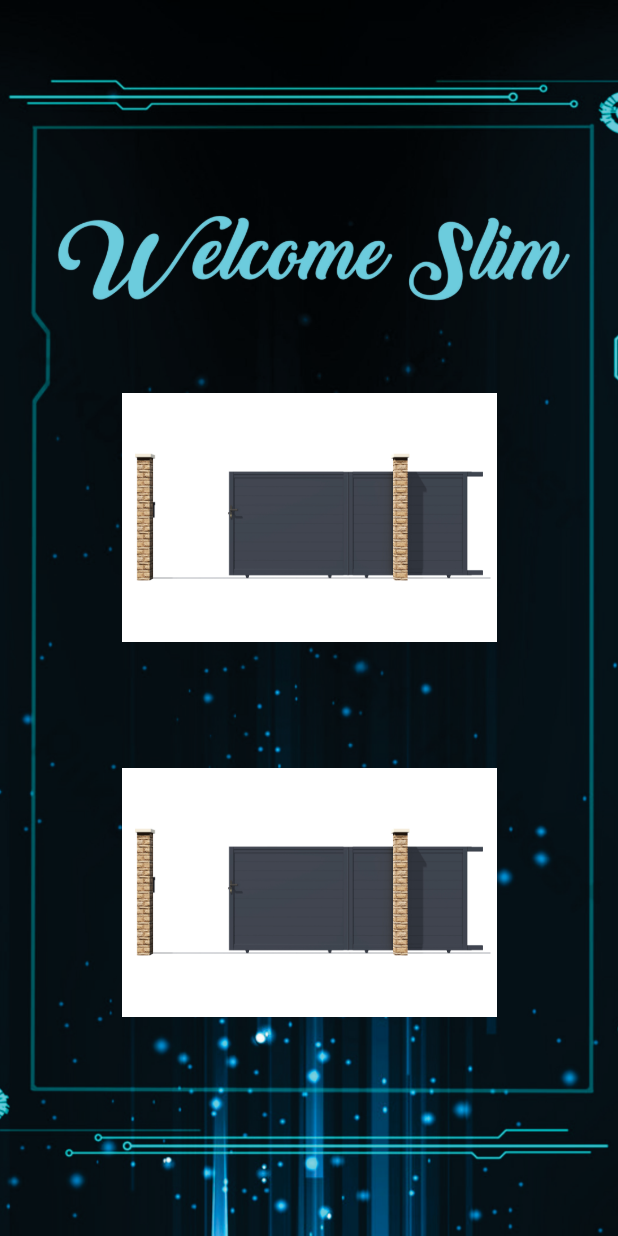
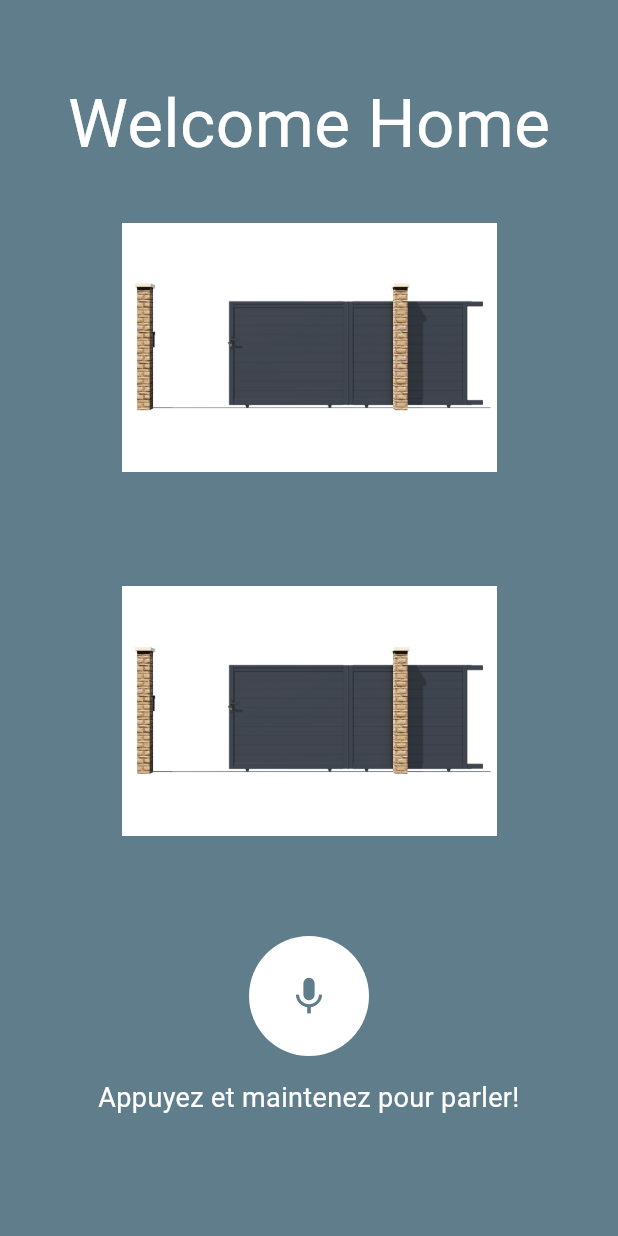
Before and after one commit to AymanBenAmor/Home-AutoDoor-App, a Flutter app: the screen it shows after launch, on a phone screen of 412 x 824 dp. Run offline on Flutter 3.47's test engine with Material 3 defaults, Android fonts, the phone set to English and light mode, and no system bars; our stand-ins replace connectivity_plus, firebase_core, firebase_database, speech_to_text; accounts and stored records are empty.

Commit message:
adding chatbot to open and close

```diff
--- a/PortailCoulissant_mobile/lib/main.dart
+++ b/PortailCoulissant_mobile/lib/main.dart
@@ -2,6 +2,7 @@ import 'package:flutter/material.dart';
 import 'package:firebase_core/firebase_core.dart';
 import 'package:firebase_database/firebase_database.dart';
 import 'package:connectivity_plus/connectivity_plus.dart';
+import 'package:speech_to_text/speech_to_text.dart' as stt;
 
 void main() async {
   WidgetsFlutterBinding.ensureInitialized();
@@ -26,8 +27,14 @@ class HomePage extends StatefulWidget {
 }
 
 class _HomePageState extends State<HomePage> {
-  final DatabaseReference _dbRef = FirebaseDatabase.instance.ref(); // Firebase Database reference
+  final DatabaseReference _dbRef = FirebaseDatabase.instance.ref();
   String _firebaseValue = "Aucune donnée"; // Current Firebase value
+
+  late stt.SpeechToText _speech;
+  bool _isListening = false;
+  String _text = "Appuyez et maintenez pour parler!";
+  double _confidence = 1.0;
+  double _buttonRadius = 40; // Default button radius
 
   // Method to change the value of 'state' in Firebase
   void _updateStateInFirebase(String newState) {
@@ -39,7 +46,8 @@ class _HomePageState extends State<HomePage> {
   // Function to check internet connection
   Future<bool> _checkInternetConnection() async {
     final result = await Connectivity().checkConnectivity();
-    return (result == ConnectivityResult.mobile || result == ConnectivityResult.wifi);
+    return (result == ConnectivityResult.mobile ||
+        result == ConnectivityResult.wifi);
   }
 
   // Show alert dialog
@@ -67,7 +75,7 @@ class _HomePageState extends State<HomePage> {
   void _showSnackbar(String message) {
     final snackBar = SnackBar(
       content: Text(message),
-      duration: Duration(seconds: 3), // Display the Snackbar for 2 seconds
+      duration: Duration(seconds: 3), // Display the Snackbar for 3 seconds
       behavior: SnackBarBehavior.floating,
       margin: EdgeInsets.all(16), // Optional: set margin to avoid edges
     );
@@ -79,7 +87,10 @@ class _HomePageState extends State<HomePage> {
   void initState() {
     super.initState();
 
-    // Read data in real time from Firebase
+    // Initialize speech recognition
+    _speech = stt.SpeechToText();
+
+    // Read data in real-time from Firebase
     _dbRef.child('state').onValue.listen((event) {
       setState(() {
         _firebaseValue = event.snapshot.value != null
@@ -89,9 +100,7 @@ class _HomePageState extends State<HomePage> {
     });
   }
 
-
-
-// Handler for image tap
+  // Handler for image tap
   Future<void> _handleImageTap(String action) async {
     if (await _checkInternetConnection()) {
       // Update the state in Firebase
@@ -103,24 +112,79 @@ class _HomePageState extends State<HomePage> {
 
       _updateStateInFirebase("null");
     } else {
-      _showAlert("No internet connection. Please connect to the internet or try again later.");
+      _showAlert(
+          "No internet connection. Please connect to the internet or try again later.");
     }
   }
 
+  Future<void> _startListening() async {
+    try {
+      bool available = await _speech.initialize(
+        onStatus: (status) => print('onStatus: $status'),
+        onError: (error) => print('onError: $error'),
+      );
+      if (available) {
+        setState(() {
+          _isListening = true;
+          _buttonRadius = 60; // Grow the button radius on press
+        });
+
+        _speech.listen(
+          onResult: (val) => setState(() {
+            _text = val.recognizedWords;
+            if (val.hasConfidenceRating && val.confidence > 0) {
+              _confidence = val.confidence;
+            }
+          }),
+          localeId: 'ar_AR', // Set the locale to Arabic
+        );
+      } else {
+        print("Speech recognition not available.");
+      }
+    } catch (e) {
+      print("Speech recognition error: $e");
+    }
+  }
+
+  void _stopListening() {
+    _speech.stop();
+    setState(() {
+      _isListening = false;
+      _buttonRadius = 40; // Shrink the button radius on release
+    });
+
+
+
+    // Delay to reset _text after 3 seconds when stop listening
+    Future.delayed(Duration(seconds: 3), () {
+      if (mounted) {
+        setState(() {
+          _text = "Appuyez et maintenez pour parler!"; // Reset text
+        });
+      }
+    });
+  }
+
+  String checked_text(String text) {
+    if (text.contains('صغير')) {
+      _handleImageTap('open walker');
+      return "افتح الباب الصغير";
+    } else if (text.contains('كبير')) {
+      _handleImageTap('open all');
+      return "افتح الباب الكبير";
+    } else {
+      return text;
+    }
+  }
 
   @override
   Widget build(BuildContext context) {
     return Scaffold(
       body: Stack(
         children: [
-          // Background image
+          // Background color (Grey)
           Container(
-            decoration: BoxDecoration(
-              image: DecorationImage(
-                image: AssetImage('assets/images/bg2.jpg'), // Your background image
-                fit: BoxFit.cover, // Cover the whole screen
-              ),
-            ),
+            color: Colors.blueGrey, // Set the background color to grey
           ),
           // Foreground content (Scrollable)
           SingleChildScrollView(
@@ -128,9 +192,15 @@ class _HomePageState extends State<HomePage> {
               child: Column(
                 mainAxisAlignment: MainAxisAlignment.center,
                 children: [
-                  SizedBox(height: 220),
+                  SizedBox(height: 50),
                   // Display current value read from Firebase
-
+                  Text(
+                    'Welcome Home',
+                    style: TextStyle(
+                      fontSize: 45,
+                      color: Colors.white,
+                    ),
+                  ),
 
                   // Image button for "Open All"
                   GestureDetector(
@@ -139,8 +209,8 @@ class _HomePageState extends State<HomePage> {
                     },
                     child: Image.asset(
                       'assets/images/portail.jpg', // Your icon for "Open All"
-                      width: 250, // Set appropriate width and height for the image
-                      height: 250,
+                      width: 250,
+                      height: 235,
                     ),
                   ),
 
@@ -150,10 +220,38 @@ class _HomePageState extends State<HomePage> {
                       _handleImageTap('open walker');
                     },
                     child: Image.asset(
-                      'assets/images/portail.jpg', // Your icon for "Open Walker"
-                      width: 250, // Set appropriate width and height for the image
+                      'assets/images/portail.jpg',
+                      width: 250,
                       height: 250,
                     ),
+                  ),
+
+                  SizedBox(height: 25,),
+
+                  GestureDetector(
+                    onLongPress: _startListening, // Start listening when the button is pressed
+                    onLongPressUp: _stopListening, // Stop listening when the button is released
+                    child: AnimatedContainer(
+                      duration: Duration(milliseconds: 300), // Smooth animation duration
+                      curve: Curves.easeInOut,
+                      width: _buttonRadius * 2,
+                      height: _buttonRadius * 2,
+                      decoration: BoxDecoration(
+                        color: _isListening ? Colors.red : Colors.white,
+                        shape: BoxShape.circle,
+                      ),
+                      child: Icon(
+                        Icons.mic,
+                        color: Colors.blueGrey,
+                        size: 30,
+                      ),
+                    ),
+                  ),
+                  SizedBox(height: 15),
+                  Text(
+                    checked_text(_text),
+                    textAlign: TextAlign.center,
+                    style: TextStyle(fontSize: 18, color: Colors.white),
                   ),
                 ],
               ),
--- a/PortailCoulissant_mobile/pubspec.yaml
+++ b/PortailCoulissant_mobile/pubspec.yaml
@@ -38,6 +38,7 @@ dependencies:
   firebase_core: ^3.6.0
   firebase_database: ^11.1.4
   connectivity_plus: ^4.0.0
+  speech_to_text: ^7.0.0
 
 
 dev_dependencies:
```
Also changed, not shown: PortailCoulissant_mobile/pubspec.lock, 2 other files.
